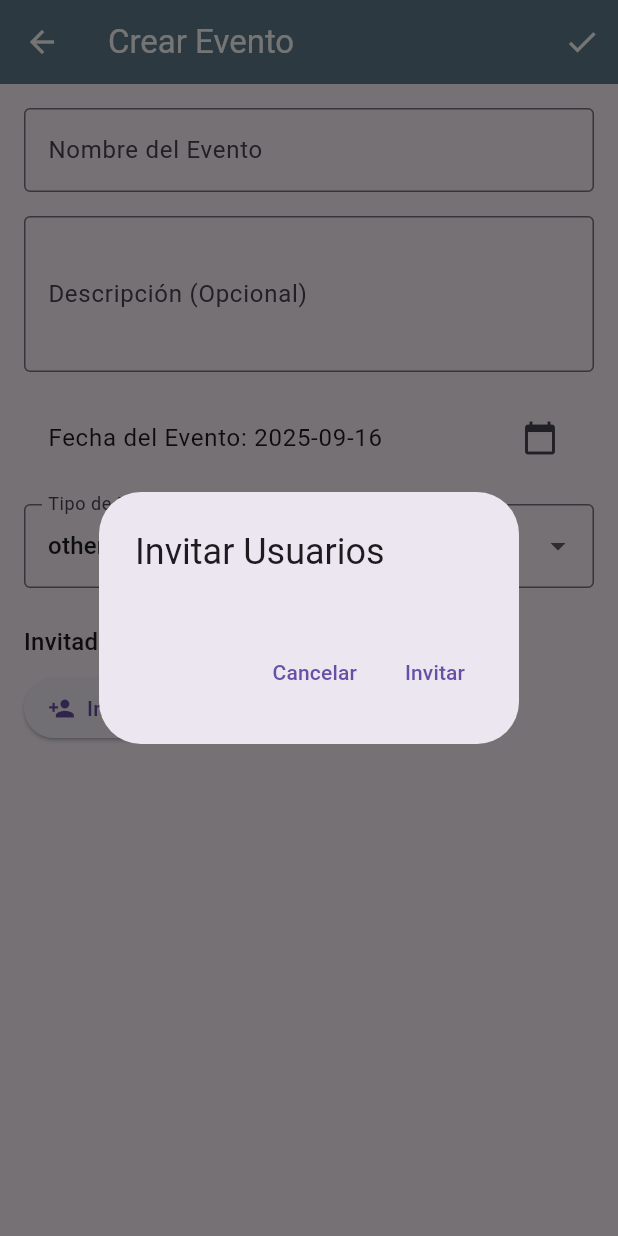
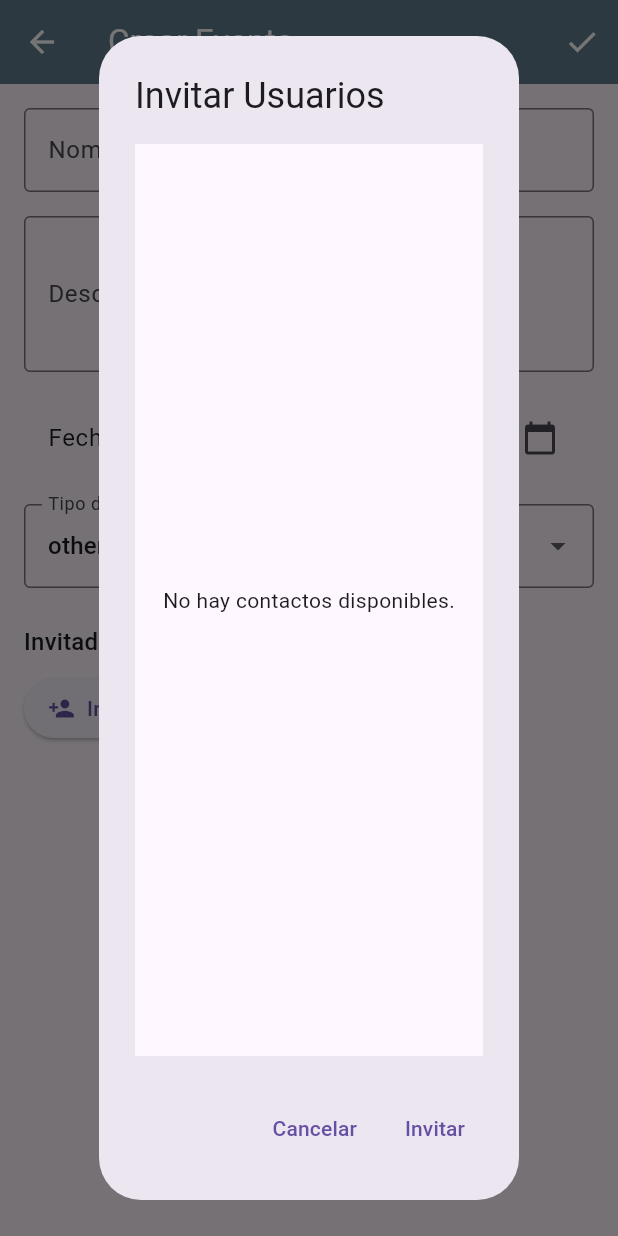
Before and after one commit to cristo-csc-dev/wishy, a Flutter app: the CreateEditEventScreen screen opened directly, after a tap on "Invitar Usuarios", on a phone screen of 412 x 824 dp. Run offline on Flutter 3.47's test engine with Material 3 defaults, Android fonts, the phone set to English and light mode, and no system bars; our stand-ins replace cloud_firestore, firebase_auth, firebase_core; accounts and stored records are empty; generated files the repository leaves out were written again.

Commit message:
Add user icons

```diff
--- a/lib/dao/wish_list_dao.dart
+++ b/lib/dao/wish_list_dao.dart
@@ -23,9 +23,10 @@ class WishlistDao {
       throw Exception('Usuario no autenticado.');
     }
     return _db.collection('whishlists').where(
+        Filter.and(Filter('ownerId', isEqualTo: userId),
         Filter.or(
-          Filter('sharedWithUserIds', arrayContains: userId),
-          Filter('privacy', isEqualTo: 'public'),
+          Filter('sharedWithContactsIds', arrayContains: userId),
+          Filter('privacy', isEqualTo: 'public')),
         )
       )
       .snapshots();
--- a/lib/screens/event/create_edit_event_screen.dart
+++ b/lib/screens/event/create_edit_event_screen.dart
@@ -1,5 +1,4 @@
-// lib/screens/create_edit_event_screen.dart
-import 'package:cloud_firestore/cloud_firestore.dart';
+
 import 'package:firebase_auth/firebase_auth.dart';
 import 'package:flutter/material.dart';
 import 'package:wishy/dao/event_dao.dart';
@@ -10,15 +9,17 @@ import 'package:uuid/uuid.dart';
 
 class CreateEditEventScreen extends StatefulWidget {
   final Event? event;
+  final List<Contact>? availableContacts;
 
 
-  const CreateEditEventScreen({super.key, this.event}); // Si es null, es un nuevo evento; si no, para editar
+  const CreateEditEventScreen({super.key, this.event, this.availableContacts}); // Si es null, es un nuevo evento; si no, para editar
 
   @override
   State<CreateEditEventScreen> createState() => _CreateEditEventScreenState();
 }
 
 class _CreateEditEventScreenState extends State<CreateEditEventScreen> {
+
   final _formKey = GlobalKey<FormState>();
   late TextEditingController _nameController;
   late TextEditingController _descriptionController;
@@ -66,41 +67,27 @@ class _CreateEditEventScreenState extends State<CreateEditEventScreen> {
       context: context,
       builder: (context) {
         // Clonar la lista actual para trabajar en el diálogo
-        List<String> tempSelected = List.from(_invitedUserIds);
+        List<String> tempSelectedIds = List.from(_invitedUserIds);
         return AlertDialog(
           title: const Text('Invitar Usuarios'),
-          content: StreamBuilder<QuerySnapshot>(
-            stream: UserDao().getAcceptedContactsStream(),
-            builder: (context, snapshot) {
-              if (snapshot.connectionState == ConnectionState.waiting) {
-                return const SizedBox(
-                    height: 100,
-                    child: Center(child: CircularProgressIndicator()));
-              }
-              if (!snapshot.hasData) {
-                return const SizedBox(
-                  height: 100,
-                  child: Center(
-                      child: Text('No tienes contactos aceptados.',
-                          textAlign: TextAlign.center)),
-                );
-              }
-
-              final contacts = snapshot.data!;
-              return SingleChildScrollView(
+          content: (widget.availableContacts == null || widget.availableContacts!.isEmpty)?
+            const Scaffold(
+              body: Center(child: Text('No hay contactos disponibles.')),
+            ):
+            SingleChildScrollView(
               child: Column(
-                  children: contacts.docs.map((contact) {
-                    final isSelected = _selectedInvitationIds.contains(contact.id);
+                children: widget.availableContacts!.map((contact) {
+                  final isSelected = tempSelectedIds.contains(contact.id);
                   return CheckboxListTile(
-                      title: Text(contact['name'] ?? '--'),
-                      subtitle: Text(contact['email']),
+                    title: Text(contact.name ?? '--'),
+                    subtitle: Text(contact.email),
                     value: isSelected,
                     onChanged: (bool? value) {
                       setState(() {
                         if (value == true) {
-                            _selectedInvitationIds.add(contact.id);
+                          _invitedUserIds.add(contact.id);
                         } else {
-                            _selectedInvitationIds.remove(contact.id);
+                          _invitedUserIds.remove(contact.id);
                         }
                       });
                       (context as Element).markNeedsBuild();
@@ -108,8 +95,6 @@ class _CreateEditEventScreenState extends State<CreateEditEventScreen> {
                   );
                 }).toList(),
               ),
-              );
-            },
             ),
           actions: [
             TextButton(
@@ -118,7 +103,7 @@ class _CreateEditEventScreenState extends State<CreateEditEventScreen> {
             ),
             TextButton(
               onPressed: () => {
-                Navigator.pop(context, tempSelected)
+                Navigator.pop(context, _invitedUserIds)
               },
               child: const Text('Invitar'),
             ),
@@ -256,12 +241,14 @@ class _CreateEditEventScreenState extends State<CreateEditEventScreen> {
                       avatar: CircleAvatar(
                         backgroundImage: /*UserDao().getUserById(id).firstWhere((c) => c.id == id, orElse: () => Contact(id: id, name: '', email: 'b@b.com')).avatarUrl != null
                             ? NetworkImage(availableContactsForEvents.firstWhere((c) => c.id == id, orElse: () => Contact(id: id, name: '', email: 'c@c.com')).avatarUrl!)
-                          : */null,
+                            : */
+                            NetworkImage('https://img.icons8.com/?size=100&id=23309&format=png&color=000000'), // Imagen por defecto
                         child: /*availableContactsForEvents.firstWhere((c) => c.id == id, orElse: () => Contact(id: id, name: '', email: 'd@d.com')).avatarUrl == null
                             ? const Icon(Icons.person_outline, size: 18)
-                          : */null,
+                            : */
+                            const Icon(Icons.person_outline, size: 18),
                       ),
-                    label: Text(/*contactName??*/ '--'),
+                      label: Text(/*contactName?? */'--'),
                       onDeleted: () {
                         setState(() {
                           _invitedUserIds.remove(id);
```
Also changed, not shown: lib/screens/home_screen.dart (+32 -11 lines). Lines whose indentation alone changed are shown as unchanged.
